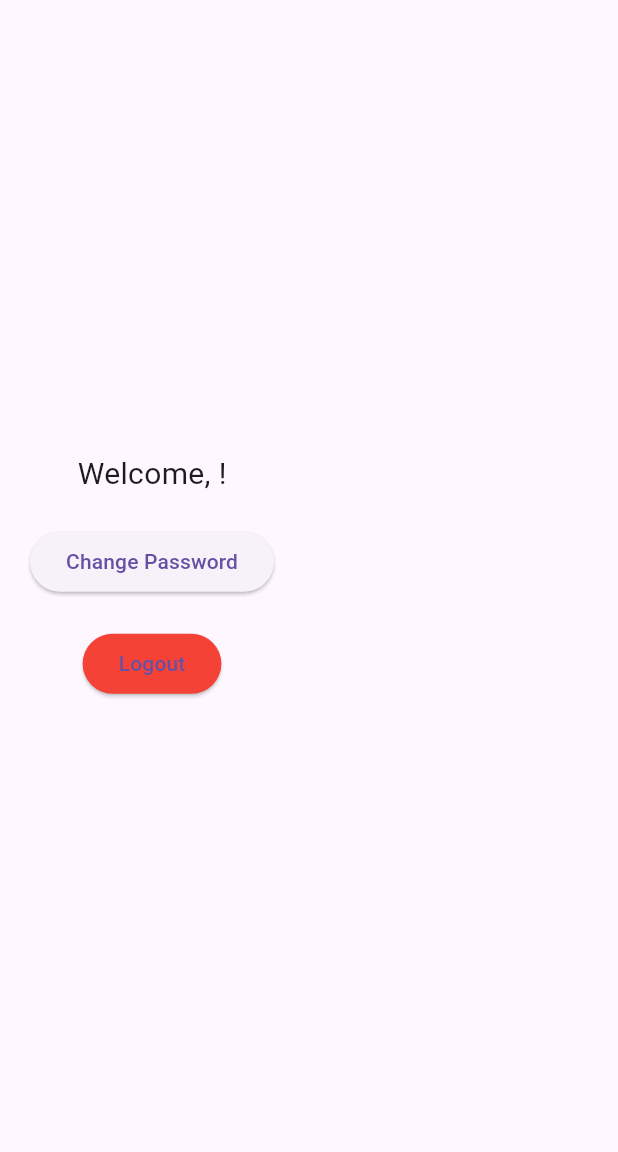
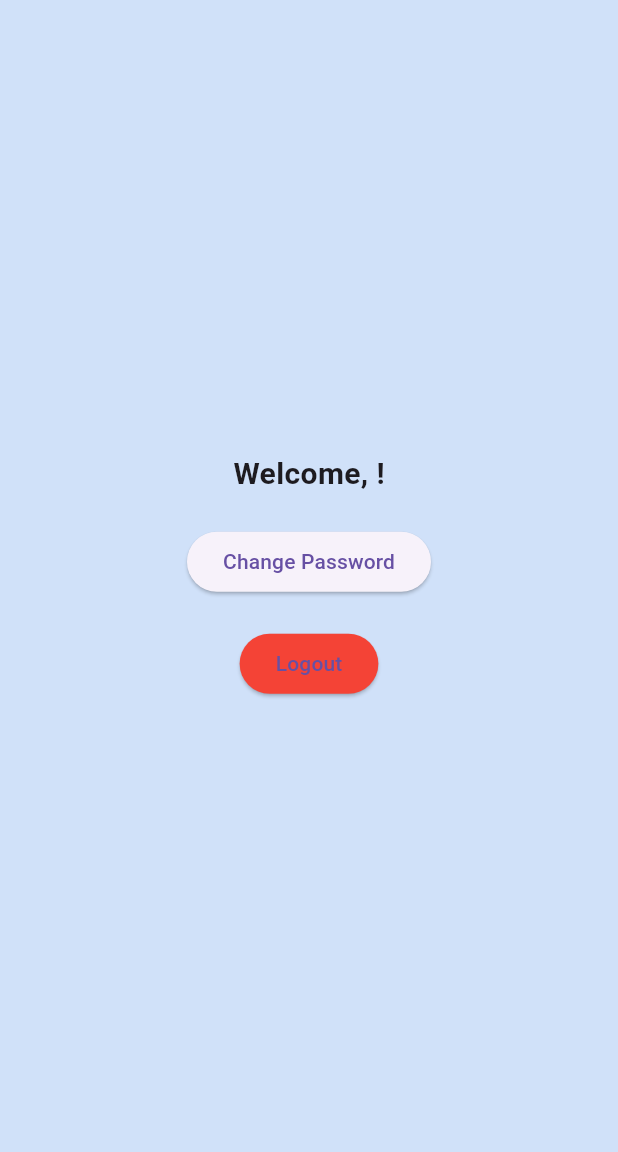
Before and after one commit to FaithNnakwe/profile_screen, a Flutter app: the screen it shows once a user with an empty profile is signed in, on a phone screen of 412 x 824 dp, the part 84-1236 px from its top. Run offline on Flutter 3.47's test engine with Material 3 defaults, Android fonts, the phone set to English and light mode, and no system bars; our stand-ins replace firebase_auth, firebase_core; accounts and stored records are empty.

```diff
--- a/lib/profile_screen.dart
+++ b/lib/profile_screen.dart
@@ -10,15 +10,18 @@ class ProfileScreen extends StatelessWidget {
     final user = _auth.currentUser;
 
     return Scaffold(
+      backgroundColor: Color(0xFFD0E1F9),
       appBar: AppBar(title: Text("Profile")),
-      body: Padding(
-        padding: const EdgeInsets.all(20.0),
+      body: Center(
+        child: Padding(
+          padding: const EdgeInsets.all(20.0),
         child: Column(
           mainAxisAlignment: MainAxisAlignment.center,
+          crossAxisAlignment: CrossAxisAlignment.center,  // Centers the content horizontally
           children: [
             Text(
               "Welcome, ${user?.email ?? 'User'}!",
-              style: TextStyle(fontSize: 20),
+              style: TextStyle(fontSize: 20, fontWeight: FontWeight.bold),
             ),
             SizedBox(height: 20),
             ElevatedButton(
@@ -78,6 +81,7 @@ class ProfileScreen extends StatelessWidget {
           ],
         ),
       ),
+      ),
     );
   }
 }
```
